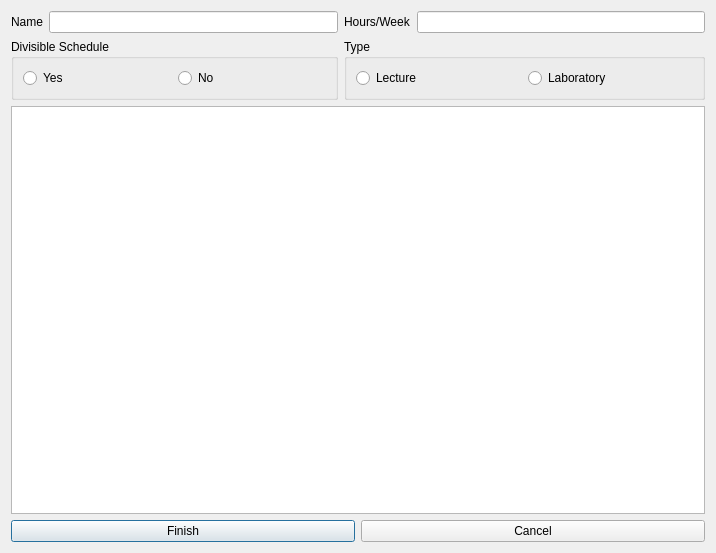
This is qt_ui/subject.ui in edceliz/GeneticAlgorithmUniversityClassScheduler as Qt 5 draws it before an edit. The edited form follows.
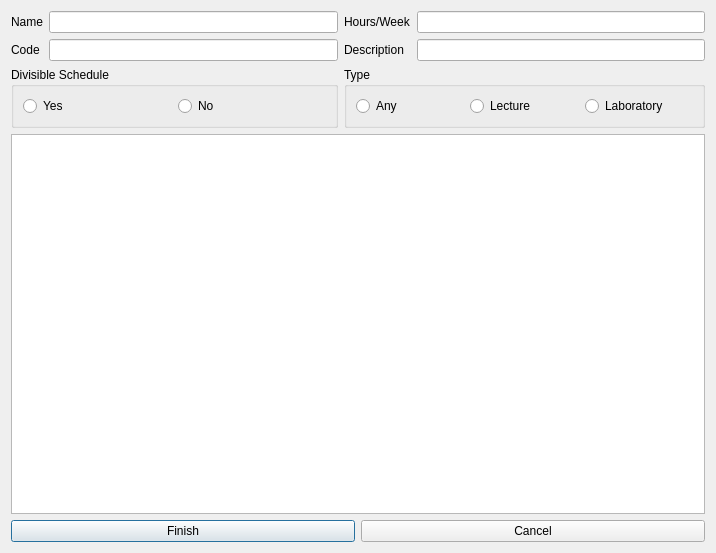
This is the edited form.

Diff of the .ui file:
```diff
--- a/qt_ui/subject.ui
+++ b/qt_ui/subject.ui
@@ -37,13 +37,6 @@
      <item row="0" column="4">
       <widget class="QLineEdit" name="lineEditHours"/>
      </item>
-     <item row="0" column="0">
-      <widget class="QLabel" name="lblName">
-       <property name="text">
-        <string>Name</string>
-       </property>
-      </widget>
-     </item>
      <item row="0" column="3">
       <widget class="QLabel" name="lblHours">
        <property name="text">
@@ -51,7 +44,14 @@
        </property>
       </widget>
      </item>
-     <item row="1" column="0" colspan="2">
+     <item row="0" column="0">
+      <widget class="QLabel" name="lblName">
+       <property name="text">
+        <string>Name</string>
+       </property>
+      </widget>
+     </item>
+     <item row="2" column="0" colspan="2">
       <widget class="QGroupBox" name="groupBox_2">
        <property name="sizePolicy">
         <sizepolicy hsizetype="Preferred" vsizetype="Preferred">
@@ -80,12 +80,19 @@
        </layout>
       </widget>
      </item>
-     <item row="1" column="3" colspan="2">
+     <item row="2" column="3" colspan="2">
       <widget class="QGroupBox" name="groupBox">
        <property name="title">
         <string>Type</string>
        </property>
        <layout class="QHBoxLayout" name="horizontalLayout_3">
+        <item>
+         <widget class="QRadioButton" name="radioAny">
+          <property name="text">
+           <string>Any</string>
+          </property>
+         </widget>
+        </item>
         <item>
          <widget class="QRadioButton" name="radioLec">
           <property name="text">
@@ -103,10 +110,30 @@
        </layout>
       </widget>
      </item>
+     <item row="1" column="0">
+      <widget class="QLabel" name="lblCode">
+       <property name="text">
+        <string>Code</string>
+       </property>
+      </widget>
+     </item>
+     <item row="1" column="3">
+      <widget class="QLabel" name="lblDesc">
+       <property name="text">
+        <string>Description</string>
+       </property>
+      </widget>
+     </item>
+     <item row="1" column="1">
+      <widget class="QLineEdit" name="lineEditCode"/>
+     </item>
+     <item row="1" column="4">
+      <widget class="QLineEdit" name="lineEditDescription"/>
+     </item>
     </layout>
    </item>
    <item>
-    <widget class="QTableView" name="tableSchedule"/>
+    <widget class="QTreeView" name="treeSchedule"/>
    </item>
    <item>
     <layout class="QHBoxLayout" name="horizontalLayout">
```
